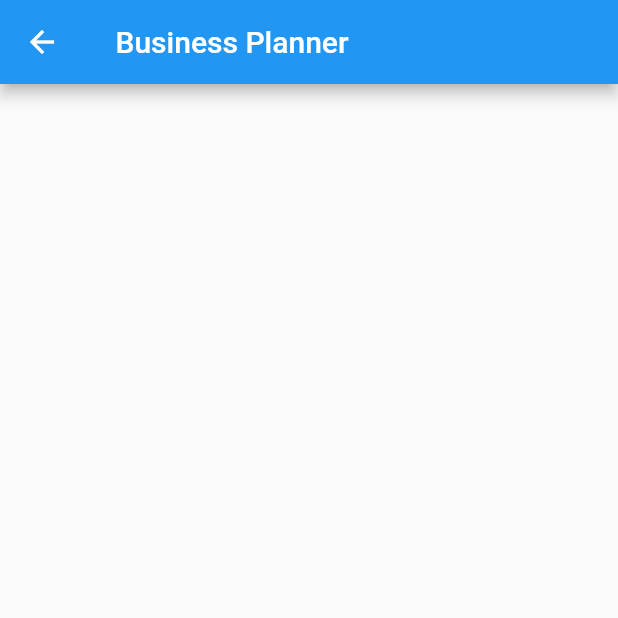
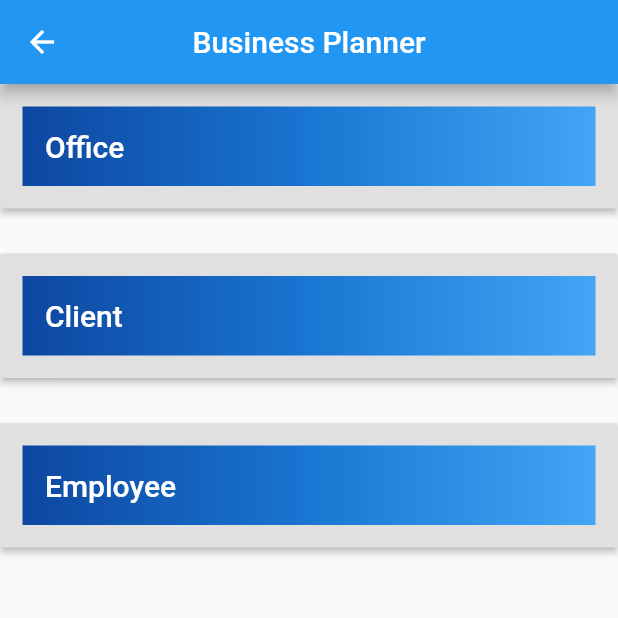
Before and after one commit to jahidRatul/BusinessPlanner, a Flutter app: the HomeScreen screen opened by its route, on a phone screen of 412 x 824 dp, the top half of it. Run offline on Flutter 3.47's test engine with Material 2 defaults, Android fonts, the phone set to English and light mode, and no system bars.

Commit message:
admin widget with next options

```diff
--- a/lib/homeScreen.dart
+++ b/lib/homeScreen.dart
@@ -13,7 +13,83 @@ class _HomeScreenState extends State<HomeScreen> {
     return Scaffold(
       appBar: AppBar(
         title: Text(" Business Planner "),
+        centerTitle: true,
       ),
+      body: AdminWidget(),
     );
   }
 }
+
+class AdminWidget extends StatelessWidget {
+  @override
+  Widget build(BuildContext context) {
+    return Column(
+      mainAxisSize: MainAxisSize.min,
+      children: <Widget>[
+        RaisedButton(
+          onPressed: () {},
+          textColor: Colors.white,
+          padding: const EdgeInsets.all(15.0),
+          child: Container(
+            width: double.infinity,
+
+            decoration: const BoxDecoration(
+              gradient: LinearGradient(
+                colors: <Color>[
+                  Color(0xFF0D47A1),
+                  Color(0xFF1976D2),
+                  Color(0xFF42A5F5),
+                ],
+              ),
+            ),
+            padding: EdgeInsets.all(15.0),
+            child: Text('Office', style: TextStyle(fontSize: 20)),
+          ),
+        ),
+        SizedBox(height: 30),
+        RaisedButton(
+          onPressed: () {},
+          textColor: Colors.white,
+          padding: EdgeInsets.all(15.0),
+          child: Container(
+            width: double.infinity,
+
+            decoration: BoxDecoration(
+              gradient: LinearGradient(
+                colors: <Color>[
+                  Color(0xFF0D47A1),
+                  Color(0xFF1976D2),
+                  Color(0xFF42A5F5),
+                ],
+              ),
+            ),
+            padding: EdgeInsets.all(15.0),
+            child: Text('Client', style: TextStyle(fontSize: 20)),
+          ),
+        ),
+        SizedBox(height: 30),
+        RaisedButton(
+          onPressed: () {},
+          textColor: Colors.white,
+          padding: EdgeInsets.all(15.0),
+          child: Container(
+            width: double.infinity,
+
+
+            decoration: BoxDecoration(
+              gradient: LinearGradient(
+                colors: <Color>[
+                  Color(0xFF0D47A1),
+                  Color(0xFF1976D2),
+                  Color(0xFF42A5F5),
+                ],
+              ),
+            ),
+            padding: EdgeInsets.all(15.0),
+            child: Text('Employee', style: TextStyle(fontSize: 20)),
+          ),
+        ),
+      ],
+    );
+  }
+}
```
